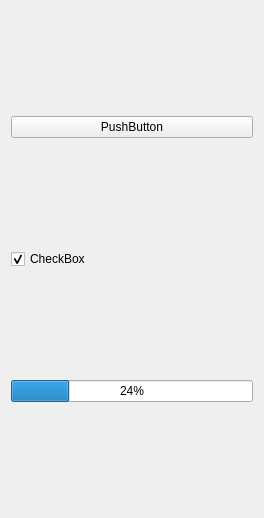
Old version of the form QtWidgets/example.ui in the repository camper81/QtWidgets.
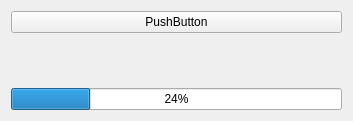
New version of the form. Custom widgets are drawn as their Qt base class.

Commit message: Изменение поведения button

Patch:
```diff
--- a/QtWidgets/example.ui
+++ b/QtWidgets/example.ui
@@ -6,8 +6,8 @@
    <rect>
     <x>0</x>
     <y>0</y>
-    <width>264</width>
-    <height>518</height>
+    <width>353</width>
+    <height>121</height>
    </rect>
   </property>
   <property name="windowTitle">
@@ -22,15 +22,12 @@
     </widget>
    </item>
    <item>
-    <widget class="QCheckBox" name="checkBox">
-     <property name="text">
-      <string>CheckBox</string>
-     </property>
-     <property name="checked">
-      <bool>true</bool>
-     </property>
-     <property name="tristate">
-      <bool>true</bool>
+    <widget class="SwitchSlider" name="widget" native="true">
+     <property name="sizePolicy">
+      <sizepolicy hsizetype="MinimumExpanding" vsizetype="MinimumExpanding">
+       <horstretch>0</horstretch>
+       <verstretch>0</verstretch>
+      </sizepolicy>
      </property>
     </widget>
    </item>
@@ -43,6 +40,19 @@
    </item>
   </layout>
  </widget>
+ <customwidgets>
+  <customwidget>
+   <class>SwitchSlider</class>
+   <extends>QWidget</extends>
+   <header>switchslider.h</header>
+   <container>1</container>
+  </customwidget>
+  <customwidget>
+   <class>PressedButton</class>
+   <extends>QPushButton</extends>
+   <header>pressedbutton.h</header>
+  </customwidget>
+ </customwidgets>
  <resources/>
  <connections/>
 </ui>
```
Left out of the diff: 6 changed lines with no effect on the pictures. The commit also changes 8 other files.
